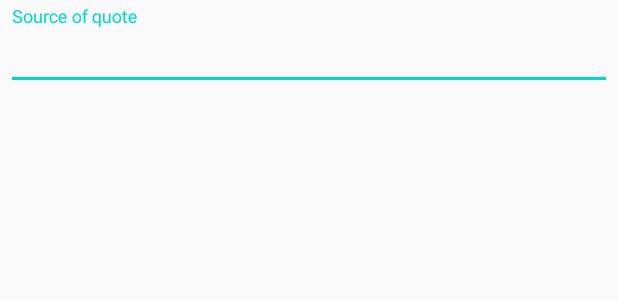
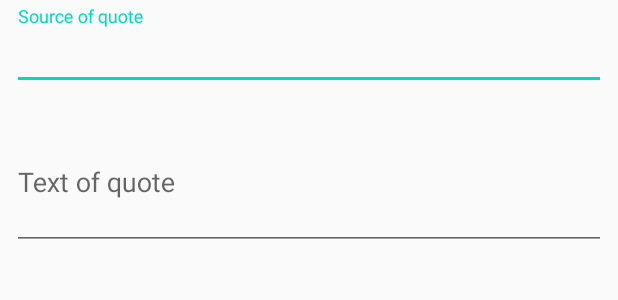
Before and after one commit to christie274/quotes, an Android app: the layout fragment_quote_edit.xml on its own in the app's theme, with its tools: preview values and no code run, on a phone screen of 412 x 824 dp. Shown: the top 300 px of the screen. Run offline under Robolectric (Android 15) with nearby library versions, the phone set to English and light mode, and no system bars.

```diff
--- a/app/src/main/res/layout/fragment_quote_edit.xml
+++ b/app/src/main/res/layout/fragment_quote_edit.xml
@@ -11,6 +11,7 @@
     android:layout_height="wrap_content">
 
     <com.google.android.material.textfield.TextInputLayout
+      android:id="@+id/source_layout"
       android:layout_width="match_parent"
       android:layout_height="wrap_content"
       android:layout_margin="@dimen/half_margin"
@@ -19,15 +20,41 @@
       app:layout_constraintTop_toTopOf="parent"
       app:layout_constraintStart_toStartOf="parent"
       app:layout_constraintEnd_toEndOf="parent">
+
       <AutoCompleteTextView
         android:id="@+id/source_name"
         android:layout_width="match_parent"
         android:layout_height="wrap_content"
         android:inputType="text"
+        android:layout_margin="@dimen/half_margin"
         android:hint="Source of quote"/>
 
     </com.google.android.material.textfield.TextInputLayout>
 
+
+    <com.google.android.material.textfield.TextInputLayout
+      android:id="@+id/quote_layout"
+      android:layout_width="match_parent"
+      android:layout_height="wrap_content"
+      app:hintEnabled="true"
+      app:hintAnimationEnabled="true"
+      android:layout_margin="@dimen/half_margin"
+      app:layout_constraintTop_toBottomOf="@+id/source_layout"
+      app:layout_constraintStart_toStartOf="parent"
+      app:layout_constraintEnd_toEndOf="parent">
+
+      <com.google.android.material.textfield.TextInputEditText
+        android:id="@+id/quote_text"
+        android:layout_width="match_parent"
+        android:layout_height="wrap_content"
+        android:inputType="textMultiLine"
+        android:minLines="3"
+        android:maxLines="6"
+        android:layout_margin="@dimen/half_margin"
+        android:hint="Text of quote"/>
+    </com.google.android.material.textfield.TextInputLayout>
+
+
   </androidx.constraintlayout.widget.ConstraintLayout>
 
 </ScrollView>
```
Also changed, not shown: app/src/main/java/edu/cnm/deepdive/quotes/QuoteEditFragment.java (+39 -9 lines), app/src/main/java/edu/cnm/deepdive/quotes/controller/QuotesFragment.java (+4 -3 lines), app/src/main/java/edu/cnm/deepdive/quotes/model/dao/QuoteDao.java (+3 -4 lines), app/src/main/java/edu/cnm/deepdive/quotes/service/QuotesRepository.java (+6 -1 lines), app/src/main/java/edu/cnm/deepdive/quotes/viewmodel/MainViewModel.java (+16 -1 lines).
